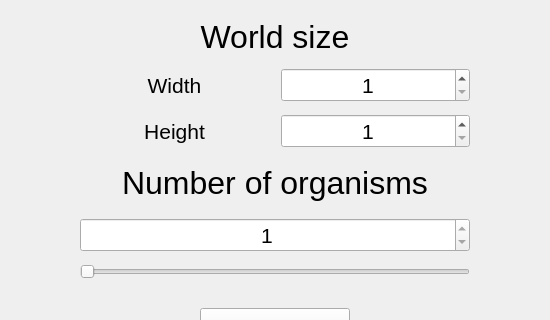
First picture: the form in GUI/menu.ui, repository cepekLP/virtual-wordl, before the edit; both pictures show x 237 to 787 and y 162 to 482 of the 1024 by 600 pixel window.
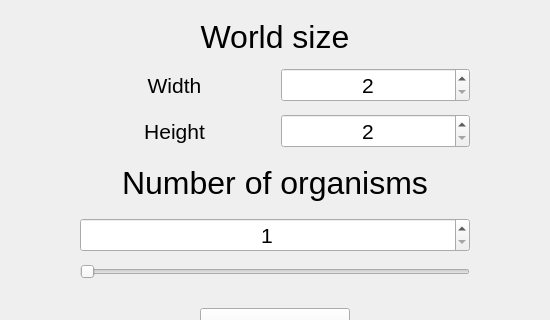
Second picture: the form after the edit.

Commit message: Add end game screen

Diff of the .ui file:
```diff
--- a/GUI/menu.ui
+++ b/GUI/menu.ui
@@ -108,7 +108,7 @@
            <set>Qt::AlignCenter</set>
           </property>
           <property name="minimum">
-           <number>1</number>
+           <number>2</number>
           </property>
           <property name="maximum">
            <number>100</number>
@@ -145,7 +145,7 @@
            <set>Qt::AlignCenter</set>
           </property>
           <property name="minimum">
-           <number>1</number>
+           <number>2</number>
           </property>
           <property name="maximum">
            <number>100</number>
@@ -193,7 +193,7 @@
          <number>1</number>
         </property>
         <property name="maximum">
-         <number>1</number>
+         <number>4</number>
         </property>
        </widget>
       </item>
```
Left out of the diff: 2 changed lines with no effect on the pictures. The commit also changes 4 other files.
